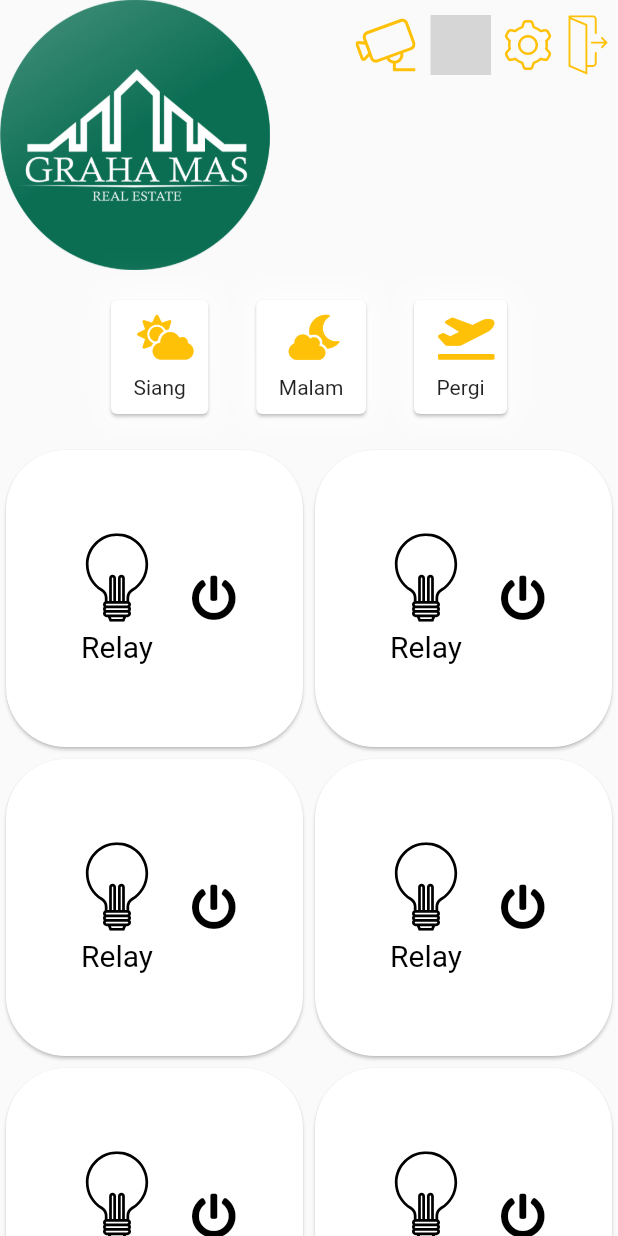
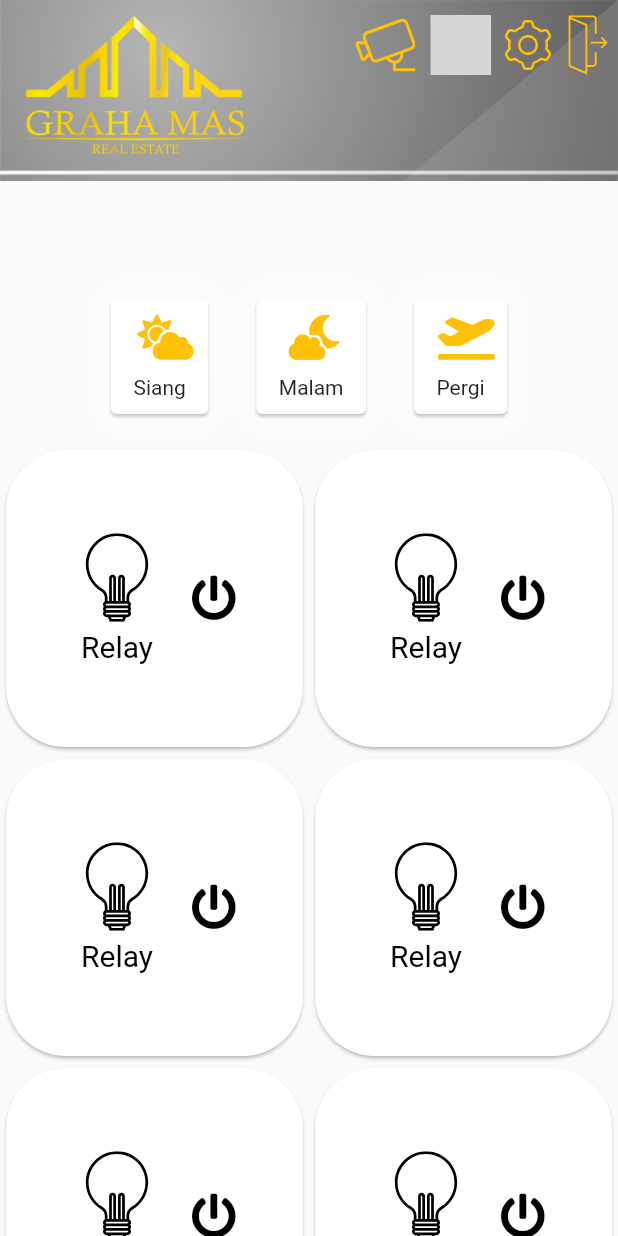
Before and after one commit to brili99/perumahan-app, a Flutter app: the Dashboardv7 widget shown alone on an empty page, opened directly, on a phone screen of 412 x 824 dp. Run offline on Flutter 3.47's test engine with Material 2 defaults, Android fonts, the light colour scheme and no system bars; our stand-ins replace device_info_plus, flutter_svg, fluttertoast, font_awesome_flutter, get_storage; missing offline and left inert: external_app_launcher, flutter_iconpicker, flutter_launcher_icons, qr_code_scanner, restart_app; accounts and stored records are empty; network calls fail; grey boxes are pictures that could not be loaded.

Commit message:
get back to old logo dashboard

```diff
--- a/lib/Dashboardv7.dart
+++ b/lib/Dashboardv7.dart
@@ -253,10 +253,10 @@ class _Dashboardv7 extends State<Dashboardv7> {
         decoration: const BoxDecoration(
           color: Color.fromARGB(255, 250, 250, 250),
           image: DecorationImage(
-              alignment: Alignment.topLeft,
-              // image: AssetImage("assets/images/bg_menu.png"),
-              image: AssetImage("assets/images/logo_IG.png"),
-              fit: BoxFit.fitHeight),
+              alignment: Alignment.topCenter,
+              image: AssetImage("assets/images/bg_menu.png"),
+              // image: AssetImage("assets/images/logo_IG.png"),
+              fit: BoxFit.fitWidth),
           //     gradient: LinearGradient(
           //   begin: Alignment.bottomCenter,
           //   end: Alignment.topCenter,
```
